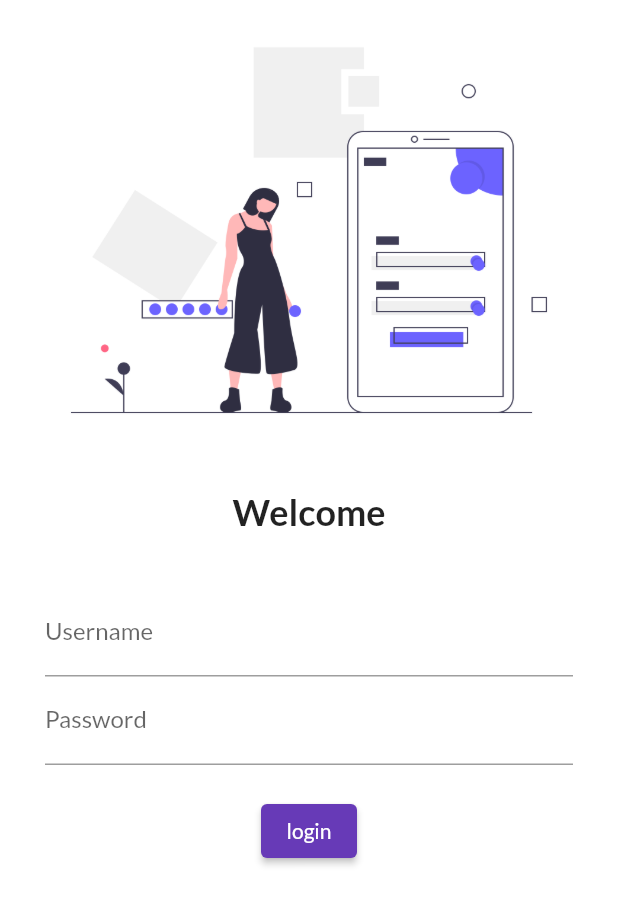
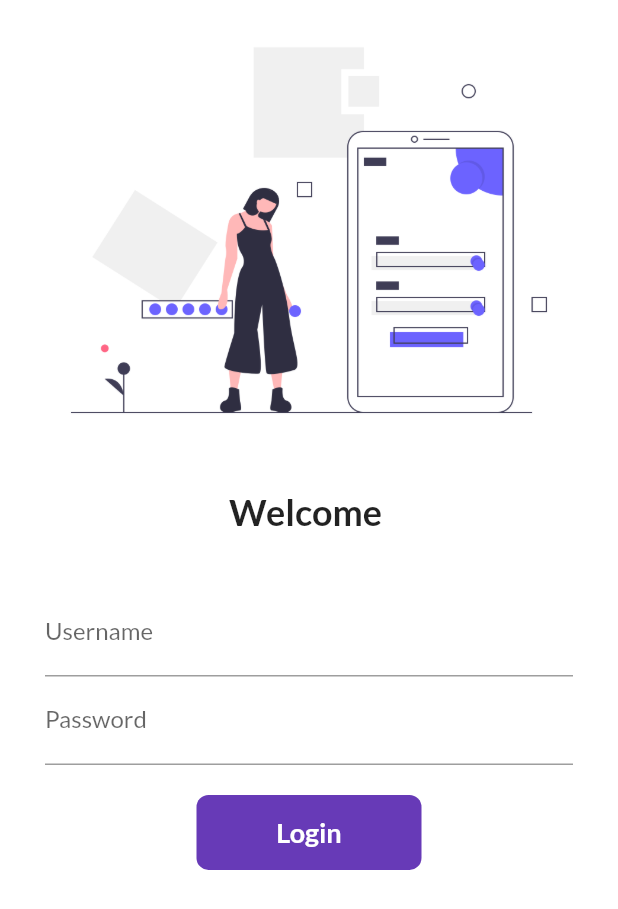
Before and after one commit to azim567/flutterCodes, a Flutter app: the screen it shows after launch, on a phone screen of 412 x 824 dp. Shown: the top 909 px of the screen. Run offline on Flutter 3.47's test engine with Material 2 defaults, Android fonts, the phone set to English and light mode, and no system bars; our stand-ins replace google_fonts.

Commit message:
day 6 commit

```diff
--- a/firstapp/lib/pages/login_page.dart
+++ b/firstapp/lib/pages/login_page.dart
@@ -4,13 +4,20 @@ import 'package:firstapp/pages/home_page.dart';
 import 'package:firstapp/utils/routes.dart';
 import 'package:flutter/material.dart';
 
-class LoginPage extends StatelessWidget {
+class LoginPage extends StatefulWidget {
+  @override
+  _LoginPageState createState() => _LoginPageState();
+}
+
+class _LoginPageState extends State<LoginPage> {
+  String name = "";
+  bool changeButton = false;
   @override
   Widget build(BuildContext context) {
     return Material(
         color: Colors.white,
-        child:SingleChildScrollView(
-                  child: Column(
+        child: SingleChildScrollView(
+          child: Column(
             children: [
               Image.asset(
                 "assets/images/login_image.png",
@@ -20,23 +27,24 @@ class LoginPage extends StatelessWidget {
                 height: 20.0,
               ),
               Text(
-                "Welcome",
-                style: TextStyle(
-                  fontSize: 24,
-                  fontWeight: FontWeight.bold
-                  ),
+                "Welcome $name",
+                style: TextStyle(fontSize: 24, fontWeight: FontWeight.bold),
               ),
               SizedBox(
                 height: 20.0,
               ),
               Padding(
-                padding:
-                    const EdgeInsets.symmetric(vertical: 16.0, horizontal: 30.0),
+                padding: const EdgeInsets.symmetric(
+                    vertical: 16.0, horizontal: 30.0),
                 child: Column(
                   children: [
                     TextFormField(
                       decoration: InputDecoration(
                           hintText: "Enter Username", labelText: "Username"),
+                      onChanged: (value) {
+                        name = value;
+                        setState(() {});
+                      },
                     ),
                     TextFormField(
                       obscureText: true,
@@ -46,12 +54,47 @@ class LoginPage extends StatelessWidget {
                     SizedBox(
                       height: 20.0,
                     ),
-                    ElevatedButton(
+                    InkWell(
+                      onTap: () async {
+                        setState(() {
+                          changeButton = true;
+                        });
+                        await Future.delayed(Duration(seconds: 1));
+                        Navigator.pushNamed(context, MyRoutes.homeRoute);
+                      },
+                      child: AnimatedContainer(
+                        duration: Duration(seconds: 1),
+                        width: changeButton ? 50 : 150,
+                        height: 50,
+                        alignment: Alignment.center,
+                        child: changeButton
+                            ? Icon(
+                                Icons.done,
+                                color: Colors.white,
+                              )
+                            : Text(
+                                "Login",
+                                style: TextStyle(
+                                    color: Colors.white,
+                                    fontWeight: FontWeight.bold,
+                                    fontSize: 18),
+                              ),
+                        decoration: BoxDecoration(
+                          color: Colors.deepPurple,
+                          // shape: changeButton
+                          //     ? BoxShape.circle
+                          //     : BoxShape.rectangle,
+                          borderRadius:
+                              BorderRadius.circular(changeButton ? 50 : 8),
+                        ),
+                      ),
+                    )
+                    /* ElevatedButton(
                         onPressed: () {
-                          Navigator.pushNamed(context, MyRoutes.homeRoute);},
+                          Navigator.pushNamed(context, MyRoutes.homeRoute);
+                        },
                         child: Text("login"),
-                        style: TextButton.styleFrom()
-                        ),
+                        style: TextButton.styleFrom()), */
                   ],
                 ),
               )
```
